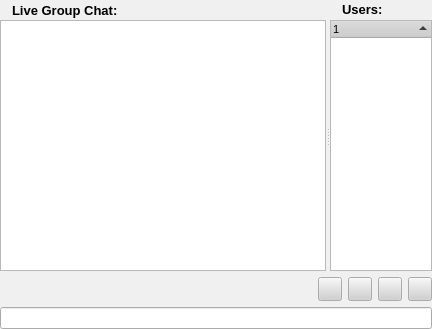
RetroShare/RetroShare, file retroshare-gui/src/gui/ChatDialog.ui: the form before one commit.
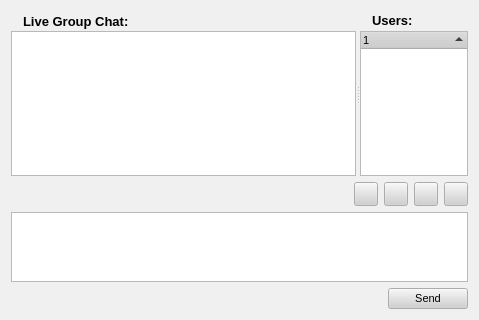
The form after the commit. Icons and pictures are not drawn.

Commit message: -Changend QLineEdit with QTextEdit to can write now multiple lines . -Added a Send Button

Diff of the .ui file:
```diff
--- a/retroshare-gui/src/gui/ChatDialog.ui
+++ b/retroshare-gui/src/gui/ChatDialog.ui
@@ -5,8 +5,8 @@
    <rect>
     <x>0</x>
     <y>0</y>
-    <width>432</width>
-    <height>329</height>
+    <width>479</width>
+    <height>320</height>
    </rect>
   </property>
   <property name="sizePolicy" >
@@ -505,18 +505,6 @@
    <iconset/>
   </property>
   <layout class="QGridLayout" >
-   <property name="leftMargin" >
-    <number>0</number>
-   </property>
-   <property name="topMargin" >
-    <number>0</number>
-   </property>
-   <property name="rightMargin" >
-    <number>0</number>
-   </property>
-   <property name="bottomMargin" >
-    <number>0</number>
-   </property>
    <item row="0" column="0" >
     <widget class="QSplitter" name="splitter" >
      <property name="orientation" >
@@ -626,7 +614,7 @@
        <item row="1" column="0" >
         <widget class="QTextBrowser" name="msgText" >
          <property name="sizePolicy" >
-          <sizepolicy vsizetype="MinimumExpanding" hsizetype="Expanding" >
+          <sizepolicy vsizetype="Expanding" hsizetype="Expanding" >
            <horstretch>0</horstretch>
            <verstretch>0</verstretch>
           </sizepolicy>
@@ -783,23 +771,8 @@
     </widget>
    </item>
    <item row="1" column="0" >
-    <layout class="QVBoxLayout" >
-     <property name="spacing" >
-      <number>6</number>
-     </property>
-     <property name="leftMargin" >
-      <number>0</number>
-     </property>
-     <property name="topMargin" >
-      <number>0</number>
-     </property>
-     <property name="rightMargin" >
-      <number>0</number>
-     </property>
-     <property name="bottomMargin" >
-      <number>0</number>
-     </property>
-     <item>
+    <layout class="QGridLayout" >
+     <item row="0" column="0" >
       <layout class="QGridLayout" >
        <property name="leftMargin" >
         <number>0</number>
@@ -928,24 +901,55 @@
        </item>
       </layout>
      </item>
-     <item>
-      <widget class="QLineEdit" name="lineEdit" >
+     <item row="1" column="0" >
+      <widget class="QTextEdit" name="lineEdit" >
        <property name="sizePolicy" >
-        <sizepolicy vsizetype="Fixed" hsizetype="Expanding" >
+        <sizepolicy vsizetype="Maximum" hsizetype="Expanding" >
          <horstretch>0</horstretch>
          <verstretch>0</verstretch>
         </sizepolicy>
        </property>
-       <property name="minimumSize" >
+       <property name="maximumSize" >
         <size>
+         <width>16777215</width>
+         <height>100</height>
+        </size>
+       </property>
+       <property name="sizeIncrement" >
+        <size>
          <width>0</width>
          <height>0</height>
         </size>
        </property>
-       <property name="font" >
-        <font>
-         <pointsize>9</pointsize>
-        </font>
+       <property name="baseSize" >
+        <size>
+         <width>0</width>
+         <height>0</height>
+        </size>
+       </property>
+      </widget>
+     </item>
+    </layout>
+   </item>
+   <item row="2" column="0" >
+    <layout class="QGridLayout" >
+     <item row="0" column="0" >
+      <spacer>
+       <property name="orientation" >
+        <enum>Qt::Horizontal</enum>
+       </property>
+       <property name="sizeHint" >
+        <size>
+         <width>321</width>
+         <height>20</height>
+        </size>
+       </property>
+      </spacer>
+     </item>
+     <item row="0" column="1" >
+      <widget class="QPushButton" name="Sendbtn" >
+       <property name="text" >
+        <string>Send</string>
        </property>
       </widget>
      </item>
```
Left out of the diff: 18 changed lines with no effect on the pictures. The commit also changes 4 other files.
